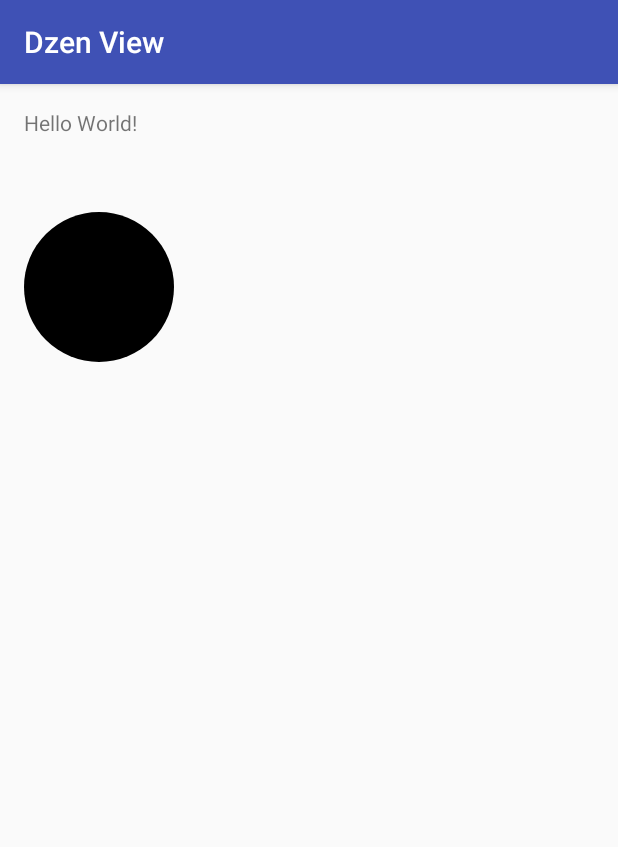
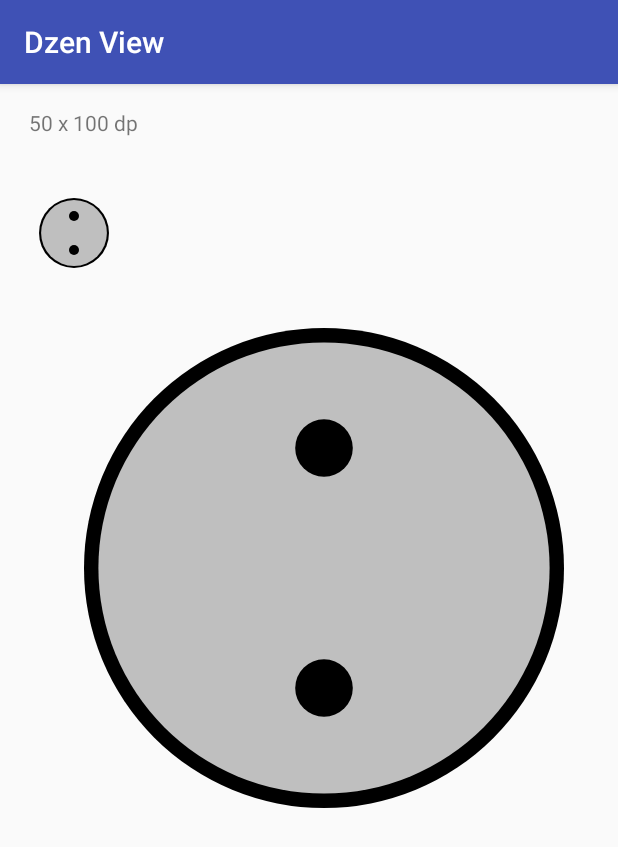
Before and after one commit to JustTrust/DzenView, an Android app: the screen it shows after launch (MainActivity), on a phone screen of 412 x 824 dp. Shown: the top 847 px of the screen. Run offline under Robolectric (Android 15) with nearby library versions, the phone set to English and light mode, and no system bars.

Commit message:
add several shapes

```diff
--- a/app/src/main/java/com/belichenko/a/dzenview/DzenView.java
+++ b/app/src/main/java/com/belichenko/a/dzenview/DzenView.java
@@ -4,8 +4,13 @@ import android.content.Context;
 import android.graphics.Canvas;
 import android.graphics.Paint;
 import android.graphics.Point;
+import android.support.annotation.ColorInt;
 import android.util.AttributeSet;
+import android.util.Log;
+import android.view.MotionEvent;
 import android.view.View;
+import android.view.animation.Animation;
+import android.view.animation.RotateAnimation;
 
 /**
  * Created by Belichenko Anton on 30.01.17.
@@ -14,7 +19,12 @@ import android.view.View;
 
 public class DzenView extends View {
 
-    private int maxPadding;
+    private int mViewDiameter;
+    private Paint mPaint = new Paint();
+    private Point mCenter;
+    private RotateAnimation mRotate;
+    @ColorInt private int mFirstColor = 0xFF000000;
+    @ColorInt private int mSecondColor = 0xDDDDDDDD;
 
     public DzenView(Context context) {
         super(context);
@@ -30,19 +40,117 @@ public class DzenView extends View {
 
     @Override
     protected void onDraw(Canvas canvas) {
-        Point center = getViewCenter();
-        maxPadding = getMaxPadding();
-        Paint paint = new Paint();
-        canvas.drawCircle((float) center.x, (float) center.y, (float) Math.min(center.x, center.y), paint);
-
+        calculateViewDiameterAndCenter();
+        if (mViewDiameter < 40) return; // too small to draw
+        mPaint.setColor(mFirstColor);
+        canvas.drawCircle((float) mCenter.x, (float) mCenter.y, (float) mViewDiameter / 2, mPaint);
+        mPaint.setColor(mSecondColor);
+        canvas.drawCircle((float) mCenter.x, (float) mCenter.y, getSecondCircleRadius(), mPaint);
+        mPaint.setColor(mFirstColor);
+        canvas.drawCircle((float) mCenter.x, (float) mCenter.y - mViewDiameter / 4, getInnerCircleRadius(), mPaint);
+        canvas.drawCircle((float) mCenter.x, (float) mCenter.y + mViewDiameter / 4, getInnerCircleRadius(), mPaint);
     }
 
-    private Point getViewCenter() {
-        return new Point(getWidth() / 2, getHeight() / 2);
+    @Override
+    protected void onMeasure(int widthMeasureSpec, int heightMeasureSpec) {
+        int desiredWidth = 100;
+        int desiredHeight = 100;
+
+        int widthMode = MeasureSpec.getMode(widthMeasureSpec);
+        int widthSize = MeasureSpec.getSize(widthMeasureSpec);
+        int heightMode = MeasureSpec.getMode(heightMeasureSpec);
+        int heightSize = MeasureSpec.getSize(heightMeasureSpec);
+
+        int width;
+        int height;
+
+        //Measure Width
+        if (widthMode == MeasureSpec.EXACTLY) {
+            //Must be this size
+            width = widthSize;
+        } else if (widthMode == MeasureSpec.AT_MOST) {
+            //Can't be bigger than...
+            width = Math.min(desiredWidth, widthSize);
+        } else {
+            //Be whatever you want
+            width = desiredWidth;
+        }
+
+        //Measure Height
+        if (heightMode == MeasureSpec.EXACTLY) {
+            //Must be this size
+            height = heightSize;
+        } else if (heightMode == MeasureSpec.AT_MOST) {
+            //Can't be bigger than...
+            height = Math.min(desiredHeight, heightSize);
+        } else {
+            //Be whatever you want
+            height = desiredHeight;
+        }
+
+        setMeasuredDimension(width, height);
+    }
+
+    private float getSecondCircleRadius() {
+        return (mViewDiameter - percentFromViewDiametr(6, 2)) / 2;
+    }
+
+    private float getInnerCircleRadius() {
+        return percentFromViewDiametr(12, 10) / 2;
+    }
+
+    private float percentFromViewDiametr(int persent, float minValue) {
+        float result = (mViewDiameter / 100f) * persent;
+        if (minValue > 0 && result < minValue) return minValue;
+        return result;
     }
 
     private int getMaxPadding() {
         int padding = Math.max(getPaddingTop(), Math.max(getPaddingBottom(), Math.max(getPaddingLeft(), getPaddingRight())));
         return padding < 0 ? 0 : padding;
     }
+
+    private void calculateViewDiameterAndCenter() {
+        mViewDiameter = Math.min(getHeight() - getPaddingTop() - getPaddingBottom(), getWidth() - getPaddingLeft() - getPaddingRight());
+        if (mViewDiameter == 0) {
+            mCenter = new Point(0, 0);
+        } else {
+            mCenter = new Point(mViewDiameter / 2 + getPaddingLeft(), mViewDiameter / 2 + getPaddingTop());
+            setPivotX(mCenter.x);
+            setPivotY(mCenter.y);
+        }
+        Log.d("Tag", "Diameter = " + String.valueOf(mViewDiameter) + ", Center = " + mCenter);
+    }
+
+    @Override
+    public boolean onTouchEvent(MotionEvent event) {
+        float eventX = event.getX();
+        float eventY = event.getY();
+        switch (event.getAction()) {
+            case MotionEvent.ACTION_DOWN:
+                startRotation();
+                return true;
+            case MotionEvent.ACTION_MOVE:
+                break;
+            case MotionEvent.ACTION_UP:
+                Log.d("Tag", "Diameter" + eventX + " - " + eventY);
+                break;
+            default:
+                return false;
+        }
+
+        // Schedules a repaint.
+        //invalidate();
+        return true;
+    }
+
+    protected void startRotation() {
+        super.onAttachedToWindow();
+        mRotate = new RotateAnimation(0, 360,
+                Animation.RELATIVE_TO_SELF, mCenter.x, Animation.RELATIVE_TO_SELF, mCenter.y);
+
+        mRotate.setDuration(2000);
+        mRotate.setRepeatCount(Animation.INFINITE);
+        startAnimation(mRotate);
+    }
 }
--- a/app/src/main/res/layout/activity_main.xml
+++ b/app/src/main/res/layout/activity_main.xml
@@ -2,6 +2,7 @@
 <LinearLayout
     xmlns:android="http://schemas.android.com/apk/res/android"
     xmlns:tools="http://schemas.android.com/tools"
+    xmlns:custom="http://schemas.android.com/apk/res-auto"
     android:id="@+id/activity_main"
     android:layout_width="match_parent"
     android:layout_height="match_parent"
@@ -13,10 +14,22 @@
     tools:context="com.belichenko.a.dzenview.MainActivity">
 
     <TextView
+        android:layout_width="100dp"
+        android:layout_height="50dp"
+        android:text=" 50 x 100 dp"/>
+
+    <com.belichenko.a.dzenview.DzenView
         android:layout_width="wrap_content"
         android:layout_height="wrap_content"
-        android:text="Hello World!"/>
+        custom:mainColor = "@color/colorAccent"
+        android:padding="10dp"/>
+
     <com.belichenko.a.dzenview.DzenView
-        android:layout_width="100dp"
-        android:layout_height="200dp"/>
+        android:layout_width="match_parent"
+        android:layout_height="match_parent"
+        custom:mainColor = "@color/colorAccent"
+        android:layout_marginTop="10dp"
+        android:layout_marginLeft="20dp"
+        android:padding="20dp"/>
+
 </LinearLayout>
```
Also changed, not shown: app/src/main/res/values/attrs.xml (added, +7 -0 lines).
